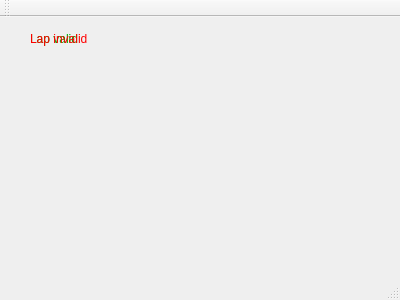
Above: raceclient/mainwindow.ui from pohar/racemonitor before the change. Below: the same form after it.
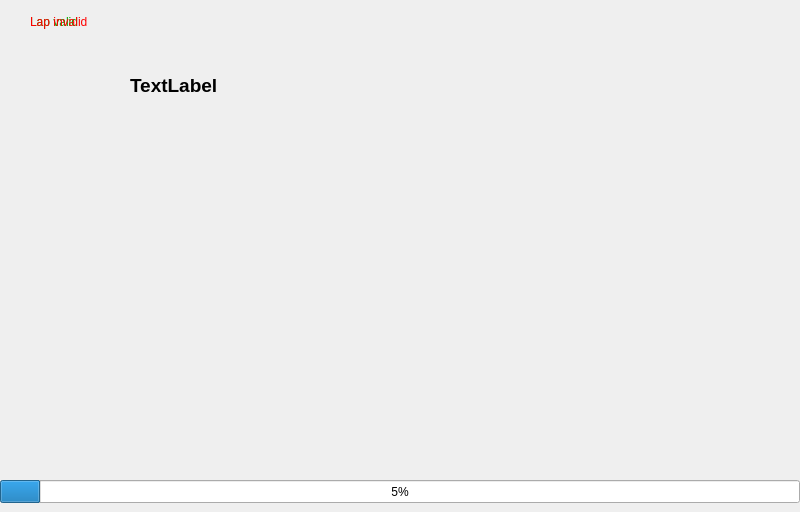
That is the form after the change.

Commit message: added digital font to display laptime(s)

Patch:
```diff
--- a/raceclient/mainwindow.ui
+++ b/raceclient/mainwindow.ui
@@ -6,12 +6,18 @@
    <rect>
     <x>0</x>
     <y>0</y>
-    <width>400</width>
-    <height>300</height>
+    <width>800</width>
+    <height>512</height>
    </rect>
   </property>
   <property name="windowTitle">
-   <string>MainWindow</string>
+   <string>RaceMonitor Client</string>
+  </property>
+  <property name="autoFillBackground">
+   <bool>false</bool>
+  </property>
+  <property name="styleSheet">
+   <string notr="true"/>
   </property>
   <widget class="QWidget" name="centralWidget">
    <widget class="QLabel" name="label_LapValid">
@@ -48,37 +54,45 @@
      <string>Lap invalid</string>
     </property>
    </widget>
-   <widget class="QWidget" name="">
+   <widget class="QProgressBar" name="progressBar_LapPerc">
     <property name="geometry">
      <rect>
-      <x>100</x>
-      <y>20</y>
-      <width>76</width>
-      <height>25</height>
+      <x>0</x>
+      <y>480</y>
+      <width>800</width>
+      <height>23</height>
      </rect>
     </property>
-    <layout class="QGridLayout" name="gridLayout"/>
+    <property name="maximum">
+     <number>1000</number>
+    </property>
+    <property name="value">
+     <number>50</number>
+    </property>
    </widget>
+   <widget class="QLabel" name="label_LapTime">
+    <property name="geometry">
+     <rect>
+      <x>130</x>
+      <y>50</y>
+      <width>541</width>
+      <height>71</height>
+     </rect>
+    </property>
+    <property name="font">
+     <font>
+      <family>MS Shell Dlg 2</family>
+      <pointsize>14</pointsize>
+      <weight>75</weight>
+      <italic>false</italic>
+      <bold>true</bold>
+     </font>
+    </property>
+    <property name="text">
+     <string>TextLabel</string>
+    </property>
+   </widget>
   </widget>
-  <widget class="QMenuBar" name="menuBar">
-   <property name="geometry">
-    <rect>
-     <x>0</x>
-     <y>0</y>
-     <width>400</width>
-     <height>18</height>
-    </rect>
-   </property>
-  </widget>
-  <widget class="QToolBar" name="mainToolBar">
-   <attribute name="toolBarArea">
-    <enum>TopToolBarArea</enum>
-   </attribute>
-   <attribute name="toolBarBreak">
-    <bool>false</bool>
-   </attribute>
-  </widget>
-  <widget class="QStatusBar" name="statusBar"/>
  </widget>
  <layoutdefault spacing="6" margin="11"/>
  <resources/>
```
The commit also changes 4 other files.
